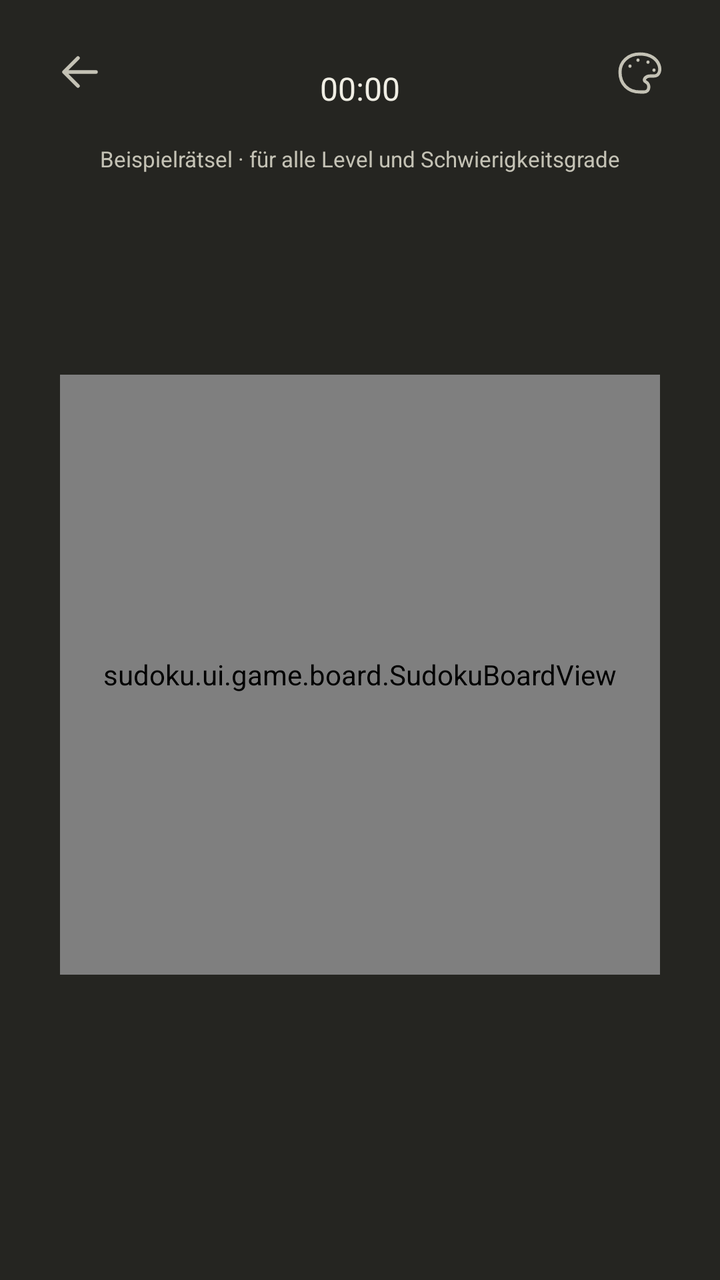
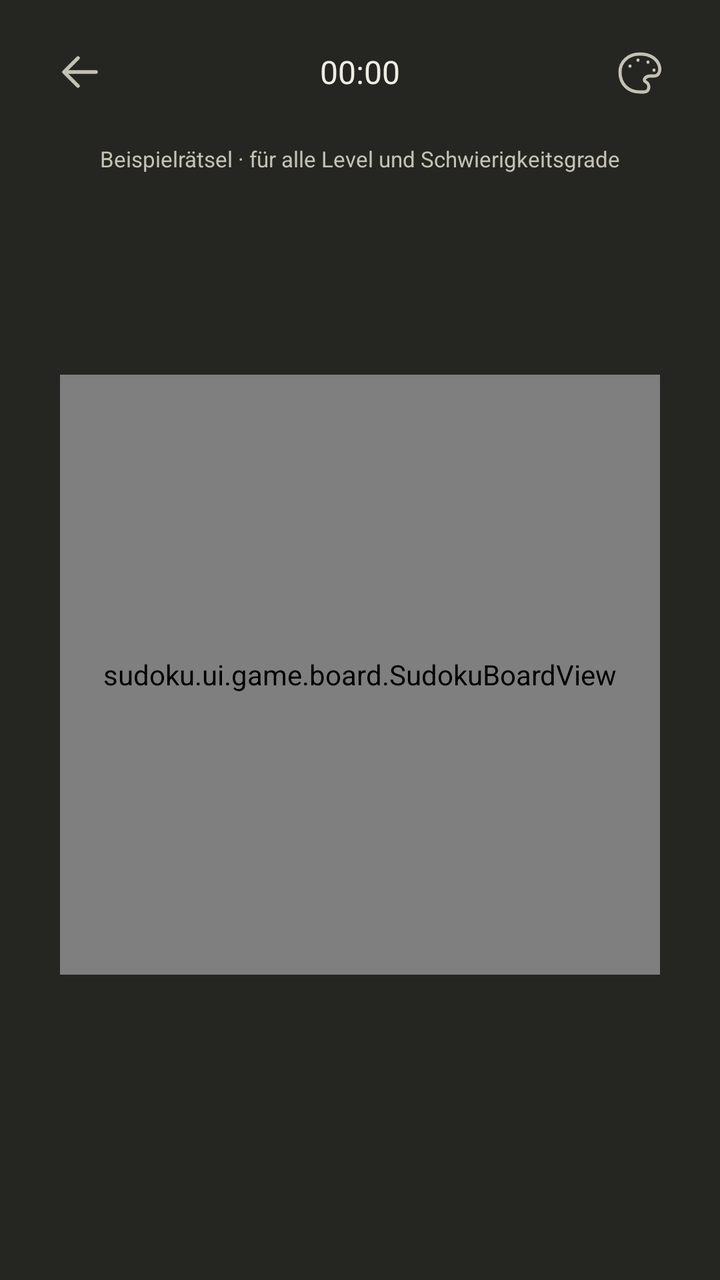

Two renders of the same Android screen: before a commit and after it. Below are the layout's source before the change and the commit's diff.
<!-- AndroidManifest.xml: application theme Theme.Sudoku -->
<!-- res/layout/activity_game.xml -->
<?xml version="1.0" encoding="utf-8"?>
<androidx.constraintlayout.widget.ConstraintLayout xmlns:android="http://schemas.android.com/apk/res/android"
    xmlns:app="http://schemas.android.com/apk/res-auto"
    android:id="@+id/game_root"
    android:keepScreenOn="true"
    android:layout_width="match_parent"
    android:layout_height="match_parent">

    <LinearLayout
        android:id="@+id/game_header"
        android:layout_width="0dp"
        android:layout_height="56dp"
        android:layout_marginHorizontal="12dp"
        android:layout_marginTop="8dp"
        android:gravity="center_vertical"
        android:orientation="horizontal"
        app:layout_constraintEnd_toEndOf="parent"
        app:layout_constraintStart_toStartOf="parent"
        app:layout_constraintTop_toTopOf="parent">

        <ImageButton
            android:id="@+id/back_home"
            style="@style/Widget.Sudoku.IconButton"
            android:contentDescription="@string/back_home"
            android:src="@drawable/ic_back" />

        <LinearLayout
            android:layout_width="0dp"
            android:layout_height="wrap_content"
            android:layout_weight="1"
            android:gravity="center"
            android:orientation="vertical">

            <TextView
                android:id="@+id/game_difficulty"
                android:layout_width="wrap_content"
                android:layout_height="wrap_content"
                android:textColor="?attr/homeMuted"
                android:textSize="12sp" />

            <TextView
                android:id="@+id/game_timer"
                android:layout_width="wrap_content"
                android:layout_height="wrap_content"
                android:fontFeatureSettings="tnum"
                android:text="@string/timer_initial"
                android:textColor="?attr/homeForeground"
                android:textSize="16sp" />
        </LinearLayout>

        <ImageButton
            android:id="@+id/game_theme"
            style="@style/Widget.Sudoku.IconButton"
            android:contentDescription="@string/choose_theme"
            android:src="@drawable/ic_palette" />
    </LinearLayout>

    <androidx.core.widget.NestedScrollView
        android:id="@+id/game_scroll"
        android:layout_width="0dp"
        android:layout_height="0dp"
        android:fillViewport="true"
        android:scrollbars="none"
        app:layout_constraintBottom_toBottomOf="parent"
        app:layout_constraintEnd_toEndOf="parent"
        app:layout_constraintStart_toStartOf="parent"
        app:layout_constraintTop_toBottomOf="@id/game_header">

        <androidx.constraintlayout.widget.ConstraintLayout
            android:layout_width="match_parent"
            android:layout_height="wrap_content"
            android:minHeight="660dp">

            <TextView
                android:id="@+id/sample_puzzle_label"
                android:layout_width="wrap_content"
                android:layout_height="wrap_content"
                android:layout_marginTop="8dp"
                android:text="@string/sample_puzzle"
                android:textColor="?attr/homeMuted"
                android:textSize="11sp"
                app:layout_constraintEnd_toEndOf="parent"
                app:layout_constraintStart_toStartOf="parent"
                app:layout_constraintTop_toTopOf="parent" />

            <androidx.constraintlayout.widget.ConstraintLayout
                android:id="@+id/board_area"
                android:layout_width="0dp"
                android:layout_height="0dp"
                android:layout_marginTop="16dp"
                android:layout_marginBottom="40dp"
                app:layout_constraintBottom_toTopOf="@id/number_pad"
                app:layout_constraintEnd_toEndOf="parent"
                app:layout_constraintStart_toStartOf="parent"
                app:layout_constraintTop_toBottomOf="@id/sample_puzzle_label">

                <sudoku.ui.game.board.SudokuBoardView
                    android:id="@+id/sudoku_board"
                    android:layout_width="300dp"
                    android:layout_height="300dp"
                    app:layout_constraintBottom_toBottomOf="parent"
                    app:layout_constraintEnd_toEndOf="parent"
                    app:layout_constraintStart_toStartOf="parent"
                    app:layout_constraintTop_toTopOf="parent" />
            </androidx.constraintlayout.widget.ConstraintLayout>

            <TextView
                android:id="@+id/game_completed"
                android:layout_width="wrap_content"
                android:layout_height="wrap_content"
                android:accessibilityLiveRegion="polite"
                android:text="@string/game_completed"
                android:textColor="?attr/homeForeground"
                android:textSize="18sp"
                android:visibility="gone"
                app:layout_constraintBottom_toTopOf="@id/number_pad"
                app:layout_constraintEnd_toEndOf="parent"
                app:layout_constraintStart_toStartOf="parent" />

            <GridLayout
                android:id="@+id/number_pad"
                android:layout_width="0dp"
                android:layout_height="wrap_content"
                android:layout_marginHorizontal="16dp"
                android:layout_marginBottom="48dp"
                android:columnCount="5"
                android:layoutDirection="ltr"
                android:rowCount="2"
                app:layout_constraintBottom_toTopOf="@id/game_tools"
                app:layout_constraintEnd_toEndOf="parent"
                app:layout_constraintStart_toStartOf="parent"
                app:layout_constraintWidth_max="360dp" />

            <LinearLayout
                android:id="@+id/game_tools"
                android:layout_width="0dp"
                android:layout_height="56dp"
                android:layout_marginHorizontal="24dp"
                android:layout_marginBottom="8dp"
                android:gravity="center"
                android:orientation="horizontal"
                app:layout_constraintBottom_toBottomOf="parent"
                app:layout_constraintEnd_toEndOf="parent"
                app:layout_constraintStart_toStartOf="parent"
                app:layout_constraintWidth_max="440dp">

                <com.google.android.material.button.MaterialButton
                    android:id="@+id/restart_game"
                    style="@style/Widget.Sudoku.ToolButton"
                    android:layout_width="0dp"
                    android:layout_weight="1"
                    android:contentDescription="@string/new_game"
                    app:icon="@drawable/ic_restart" />

                <com.google.android.material.button.MaterialButton
                    android:id="@+id/game_settings"
                    style="@style/Widget.Sudoku.ToolButton"
                    android:layout_width="0dp"
                    android:layout_weight="1"
                    android:contentDescription="@string/settings"
                    app:icon="@drawable/ic_settings" />

                <com.google.android.material.button.MaterialButton
                    android:id="@+id/notes"
                    style="@style/Widget.Sudoku.ToolButton"
                    android:layout_width="0dp"
                    android:layout_weight="1"
                    android:checkable="true"
                    android:contentDescription="@string/notes_disabled"
                    app:backgroundTint="@color/notes_background"
                    app:icon="@drawable/ic_notes" />

                <com.google.android.material.button.MaterialButton
                    android:id="@+id/undo"
                    style="@style/Widget.Sudoku.ToolButton"
                    android:layout_width="0dp"
                    android:layout_weight="1"
                    android:contentDescription="@string/undo"
                    app:icon="@drawable/ic_undo" />
            </LinearLayout>
        </androidx.constraintlayout.widget.ConstraintLayout>
    </androidx.core.widget.NestedScrollView>
</androidx.constraintlayout.widget.ConstraintLayout>
<!-- resources referenced by this layout -->
<resources>
  <!-- drawable ic_back (drawable) -->
  <vector xmlns:android="http://schemas.android.com/apk/res/android"
      android:width="24dp" android:height="24dp" android:viewportWidth="24" android:viewportHeight="24">
      <path android:pathData="M20,12 L4,12 M11,5 L4,12 L11,19"
          android:fillColor="@android:color/transparent" android:strokeColor="?attr/homeForeground"
          android:strokeWidth="1.8" android:strokeLineCap="round" android:strokeLineJoin="round" />
  </vector>
  <!-- drawable ic_notes (drawable) -->
  <vector xmlns:android="http://schemas.android.com/apk/res/android"
      android:width="24dp"
      android:height="24dp"
      android:viewportWidth="24"
      android:viewportHeight="24">
      <path
          android:fillColor="@android:color/transparent"
          android:pathData="M4,17 L3,22 L8,21 L21,8 L17,4 Z M14,7 L18,11"
          android:strokeColor="?attr/homeMuted"
          android:strokeLineCap="round"
          android:strokeLineJoin="round"
          android:strokeWidth="1.6" />
  </vector>
  <!-- drawable ic_palette (drawable) -->
  <vector xmlns:android="http://schemas.android.com/apk/res/android"
      android:width="24dp"
      android:height="24dp"
      android:viewportWidth="24"
      android:viewportHeight="24">
      <path
          android:fillColor="@android:color/transparent"
          android:pathData="M12,3 C6,3 2,7 2,12 C2,18 6,22 12,22 L14,22 C17,22 17,18 15,17 C13,16 15,14 17,14 L19,14
              C24,14 23,3 12,3 Z M7,9 L7,9.1 M11,6 L11,6.1 M16,7 L16,7.1 M19,11 L19,11.1"
          android:strokeColor="?attr/homeMuted"
          android:strokeLineCap="round"
          android:strokeLineJoin="round"
          android:strokeWidth="1.6" />
  </vector>
  <!-- drawable ic_restart (drawable) -->
  <vector xmlns:android="http://schemas.android.com/apk/res/android"
      android:width="24dp"
      android:height="24dp"
      android:viewportWidth="24"
      android:viewportHeight="24">
      <path
          android:fillColor="@android:color/transparent"
          android:pathData="M20,8 A9,9 0,1 0,21 16 M20,2 L20,8 L14,8"
          android:strokeColor="?attr/homeMuted"
          android:strokeLineCap="round"
          android:strokeLineJoin="round"
          android:strokeWidth="1.6" />
  </vector>
  <!-- drawable ic_undo (drawable) -->
  <vector xmlns:android="http://schemas.android.com/apk/res/android"
      android:width="24dp"
      android:height="24dp"
      android:viewportWidth="24"
      android:viewportHeight="24">
      <path
          android:fillColor="@android:color/transparent"
          android:pathData="M8,5 L3,10 L8,15 M3,10 L15,10 C23,10 23,21 15,21"
          android:strokeColor="?attr/homeMuted"
          android:strokeLineCap="round"
          android:strokeLineJoin="round"
          android:strokeWidth="1.6" />
  </vector>
  <string name="back_home">Zur Startseite</string>
  <string name="choose_theme">Farbthema wählen</string>
  <string name="game_completed">Geschafft. Gut gelöst!</string>
  <string name="new_game">Neues Spiel</string>
  <string name="notes_disabled">Notizen ausgeschaltet</string>
  <string name="sample_puzzle">Beispielrätsel · für alle Level und Schwierigkeitsgrade</string>
  <string name="settings">Einstellungen</string>
  <string name="timer_initial">00:00</string>
  <string name="undo">Rückgängig</string>
  <style name="Widget.Sudoku.IconButton" parent="Widget.AppCompat.ImageButton">
          <item name="android:layout_width">56dp</item>
          <item name="android:layout_height">56dp</item>
          <item name="android:background">?attr/selectableItemBackgroundBorderless</item>
          <item name="android:padding">17dp</item>
          <item name="android:tint">?attr/homeMuted</item>
      </style>
  <color name="aurum_background">#252521</color>
  <color name="aurum_foreground">#F0EEE4</color>
  <color name="aurum_muted">#C4C2B5</color>
  <color name="aurum_accent">#B9AE76</color>
  <color name="aurum_outline">#77766A</color>
  <!-- unchanged entries left out for length: 3 -->
</resources>

<!-- the commit's change to res/layout/activity_game.xml (unified diff, before → after) -->
@@ -9,7 +9,8 @@
     <LinearLayout
         android:id="@+id/game_header"
         android:layout_width="0dp"
-        android:layout_height="56dp"
+        android:layout_height="wrap_content"
+        android:minHeight="56dp"
         android:layout_marginHorizontal="12dp"
         android:layout_marginTop="8dp"
         android:gravity="center_vertical"
@@ -46,6 +47,14 @@
                 android:text="@string/timer_initial"
                 android:textColor="?attr/homeForeground"
                 android:textSize="16sp" />
+
+            <TextView
+                android:id="@+id/game_lives"
+                android:layout_width="wrap_content"
+                android:layout_height="wrap_content"
+                android:accessibilityLiveRegion="polite"
+                android:textColor="?attr/homeForeground"
+                android:textSize="12sp" />
         </LinearLayout>
 
         <ImageButton
